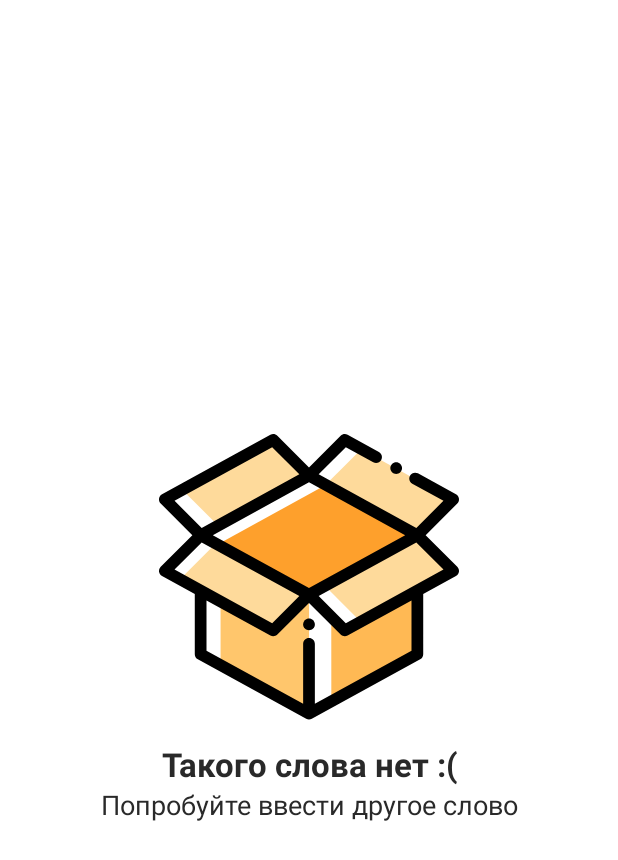
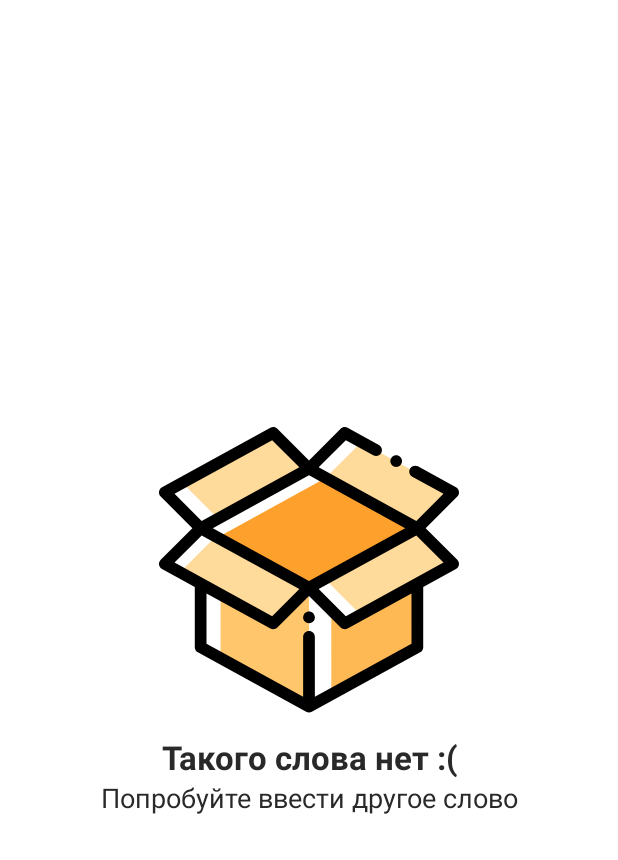
Before and after one commit to intoxication/farhang, an Android app: the layout layout_no_data.xml on its own in the app's theme, with its tools: preview values and no code run, on a phone screen of 412 x 824 dp. Shown: the top 860 px of the screen. Run offline under Robolectric (Android 15) with nearby library versions, the phone set to English and light mode, and no system bars.

Commit message:
fix: bug with view

```diff
--- a/app/app/src/main/java/tj/boronov/farhang/adapter/WordAdapter.kt
+++ b/app/app/src/main/java/tj/boronov/farhang/adapter/WordAdapter.kt
@@ -112,7 +112,6 @@ class WordAdapter(_fragmentManager: FragmentManager) :
         // Button for add word to favorite
         holder.itemView.findViewById<Button>(R.id.btn_favorite).setOnClickListener {
             word!!.favorite = (word.favorite + 1) % 2
-
             CoroutineScope(Dispatchers.IO).launch {
                 App.database.wordDao().update(word)
             }
--- a/app/app/src/main/java/tj/boronov/farhang/data/dao/NoteDao.kt
+++ b/app/app/src/main/java/tj/boronov/farhang/data/dao/NoteDao.kt
@@ -13,9 +13,6 @@ interface NoteDao {
     @Query("SELECT * FROM $DATABASE_TABLE_NOTE")
     fun getNote(): PagingSource<Int, Note>
 
-    @Query("SELECT * FROM $DATABASE_TABLE_NOTE WHERE $TABLE_NOTE_COLUMN_ID =:noteID")
-    suspend fun getNoteById(noteID: Int): Note
-
     @Query(
         "SELECT * FROM $DATABASE_TABLE_NOTE" +
                 " WHERE $TABLE_NOTE_COLUMN_FAVORITE = 1" +
--- a/app/app/src/main/java/tj/boronov/farhang/ui/word/WordFragment.kt
+++ b/app/app/src/main/java/tj/boronov/farhang/ui/word/WordFragment.kt
@@ -34,7 +34,7 @@ class WordFragment : Fragment() {
         inflater: LayoutInflater,
         container: ViewGroup?,
         savedInstanceState: Bundle?
-    ): View? {
+    ): View {
 
         binding = FragmentWordBinding.inflate(inflater, container, false)
 
@@ -51,6 +51,7 @@ class WordFragment : Fragment() {
                 binding.layoutNoData.root.visibility = View.GONE
             }
         }
+
 
         lifecycleScope.launch {
             viewModel.flow.collectLatest {
--- a/app/app/src/main/res/layout/layout_no_data.xml
+++ b/app/app/src/main/res/layout/layout_no_data.xml
@@ -1,27 +1,23 @@
 <?xml version="1.0" encoding="utf-8"?>
 <androidx.core.widget.NestedScrollView xmlns:android="http://schemas.android.com/apk/res/android"
     android:layout_width="match_parent"
+    android:layout_gravity="center"
     android:layout_height="wrap_content"
-    android:layout_gravity="center"
     android:orientation="vertical">
 
     <LinearLayout
         android:layout_width="match_parent"
         android:layout_height="wrap_content"
-        android:gravity="center"
+        android:layout_gravity="center"
         android:orientation="vertical"
         android:padding="@dimen/spacing_middle">
-
-        <View
-            android:layout_width="0dp"
-            android:layout_height="@dimen/spacing_middle" />
 
         <ImageView
             android:id="@+id/no_internet_image"
             android:layout_width="match_parent"
             android:layout_height="wrap_content"
-            android:src="@drawable/ic_empty_box"
-            android:contentDescription="@string/empty_box" />
+            android:contentDescription="@string/empty_box"
+            android:src="@drawable/ic_empty_box" />
 
         <View
             android:layout_width="0dp"
--- a/app/app/src/main/res/layout/word_item.xml
+++ b/app/app/src/main/res/layout/word_item.xml
@@ -1,5 +1,4 @@
 <?xml version="1.0" encoding="utf-8"?>
-
 <androidx.cardview.widget.CardView xmlns:android="http://schemas.android.com/apk/res/android"
     xmlns:app="http://schemas.android.com/apk/res-auto"
     android:layout_width="match_parent"
```
Also changed, not shown: app/app/src/main/res/layout/dialog_info_phrases.xml (+15 -15 lines), app/app/src/main/res/layout/fragment_word.xml (+8 -29 lines), app/app/src/main/res/values/strings.xml (+4 -3 lines), app/app/src/main/res/values/styles.xml (+0 -7 lines).
